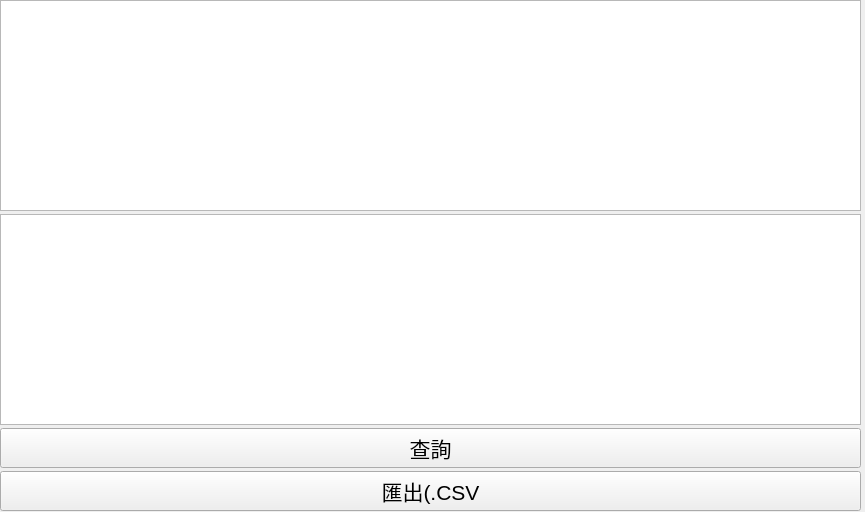
First picture: the form in bank-view/frontreportquerytable.ui, repository smandyscom/front-base-widget, before the edit.
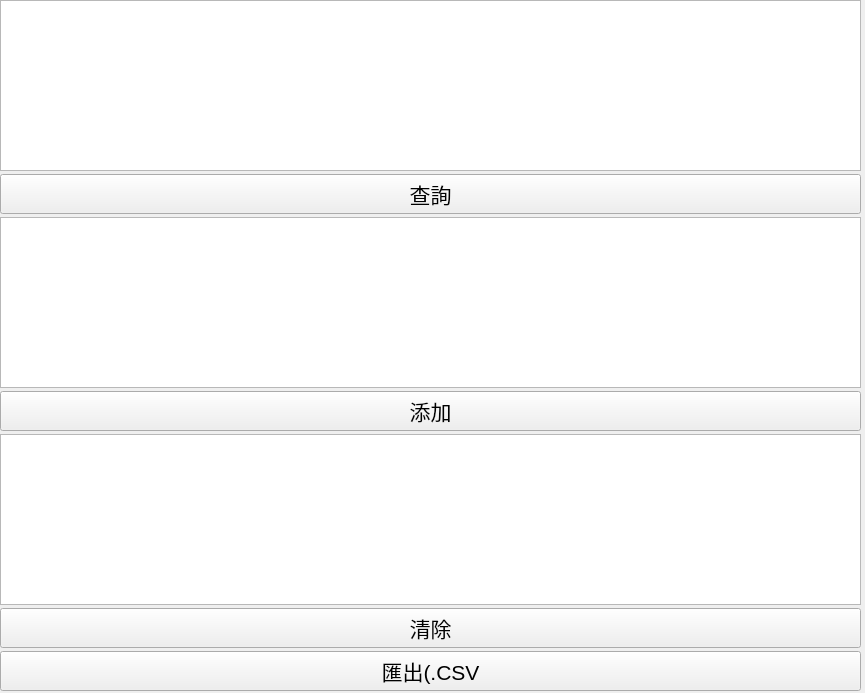
Second picture: the form after the edit.

Commit message: add function offered

Diff of the .ui file:
```diff
--- a/bank-view/frontreportquerytable.ui
+++ b/bank-view/frontreportquerytable.ui
@@ -7,7 +7,7 @@
     <x>0</x>
     <y>0</y>
     <width>865</width>
-    <height>512</height>
+    <height>693</height>
    </rect>
   </property>
   <property name="font">
@@ -18,13 +18,13 @@
   <property name="windowTitle">
    <string>Form</string>
   </property>
-  <widget class="QWidget" name="">
+  <widget class="QWidget" name="layoutWidget">
    <property name="geometry">
     <rect>
      <x>0</x>
      <y>0</y>
      <width>861</width>
-     <height>511</height>
+     <height>691</height>
     </rect>
    </property>
    <layout class="QVBoxLayout" name="verticalLayout">
@@ -34,9 +34,6 @@
     <item>
      <widget class="QTableView" name="tableViewQuery"/>
     </item>
-    <item>
-     <widget class="QTableView" name="tableViewReport"/>
-    </item>
     <item>
      <widget class="QPushButton" name="pushButtonQuery">
       <property name="text">
@@ -44,6 +41,26 @@
       </property>
      </widget>
     </item>
+    <item>
+     <widget class="QTableView" name="tableViewReport"/>
+    </item>
+    <item>
+     <widget class="QPushButton" name="pushButtonAdd">
+      <property name="text">
+       <string>添加</string>
+      </property>
+     </widget>
+    </item>
+    <item>
+     <widget class="QTableView" name="tableViewReportPoll"/>
+    </item>
+    <item>
+     <widget class="QPushButton" name="pushButtonClear">
+      <property name="text">
+       <string>清除</string>
+      </property>
+     </widget>
+    </item>
     <item>
      <widget class="QPushButton" name="pushButtonExport">
       <property name="text">
```
The commit also changes 2 other files.
